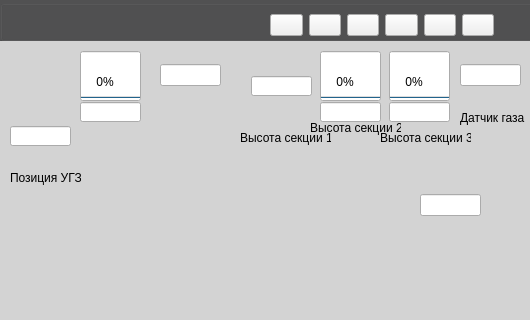
First picture: the form in view/ifc/Ifc_crep.ui, repository ilyababich21/NIva1, before the edit; both pictures show x 0 to 530 and y 0 to 320 of the 832 by 569 pixel window.
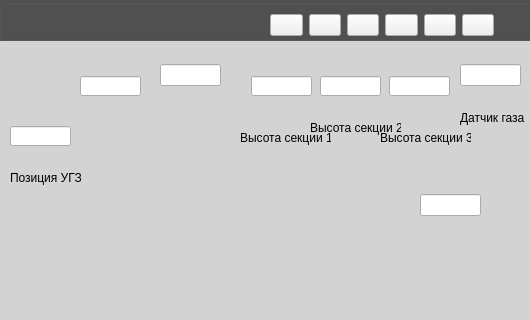
Second picture: the form after the edit. Icons and pictures are not drawn.

Commit message: clickable progress bar

Diff of the .ui file:
```diff
--- a/view/ifc/Ifc_crep.ui
+++ b/view/ifc/Ifc_crep.ui
@@ -424,22 +424,6 @@
      <property name="spacing">
       <number>0</number>
      </property>
-     <item>
-      <widget class="QProgressBar" name="poz_shifting_progressBar">
-       <property name="maximumSize">
-        <size>
-         <width>61</width>
-         <height>50</height>
-        </size>
-       </property>
-       <property name="value">
-        <number>0</number>
-       </property>
-       <property name="orientation">
-        <enum>Qt::Vertical</enum>
-       </property>
-      </widget>
-     </item>
      <item>
       <widget class="QLineEdit" name="poz_shifting_lineEdit">
        <property name="sizePolicy">
@@ -696,7 +680,7 @@
      <string>Позиция УГЗ</string>
     </property>
    </widget>
-   <widget class="QWidget" name="">
+   <widget class="QWidget" name="layoutWidget">
     <property name="geometry">
      <rect>
       <x>251</x>
@@ -727,7 +711,7 @@
      </item>
     </layout>
    </widget>
-   <widget class="QWidget" name="">
+   <widget class="QWidget" name="layoutWidget">
     <property name="geometry">
      <rect>
       <x>320</x>
@@ -740,22 +724,6 @@
      <property name="spacing">
       <number>0</number>
      </property>
-     <item>
-      <widget class="QProgressBar" name="section2_progressBar">
-       <property name="maximumSize">
-        <size>
-         <width>61</width>
-         <height>50</height>
-        </size>
-       </property>
-       <property name="value">
-        <number>0</number>
-       </property>
-       <property name="orientation">
-        <enum>Qt::Vertical</enum>
-       </property>
-      </widget>
-     </item>
      <item>
       <widget class="QLineEdit" name="section_two_lineEdit">
        <property name="maximumSize">
@@ -768,7 +736,7 @@
      </item>
     </layout>
    </widget>
-   <widget class="QWidget" name="">
+   <widget class="QWidget" name="layoutWidget">
     <property name="geometry">
      <rect>
       <x>389</x>
@@ -781,22 +749,6 @@
      <property name="spacing">
       <number>0</number>
      </property>
-     <item>
-      <widget class="QProgressBar" name="section3_progressBar">
-       <property name="maximumSize">
-        <size>
-         <width>61</width>
-         <height>50</height>
-        </size>
-       </property>
-       <property name="value">
-        <number>0</number>
-       </property>
-       <property name="orientation">
-        <enum>Qt::Vertical</enum>
-       </property>
-      </widget>
-     </item>
      <item>
       <widget class="QLineEdit" name="section_three_lineEdit">
        <property name="maximumSize">
```
Left out of the diff: 9 changed lines with no effect on the pictures. The commit also changes 5 other files.
